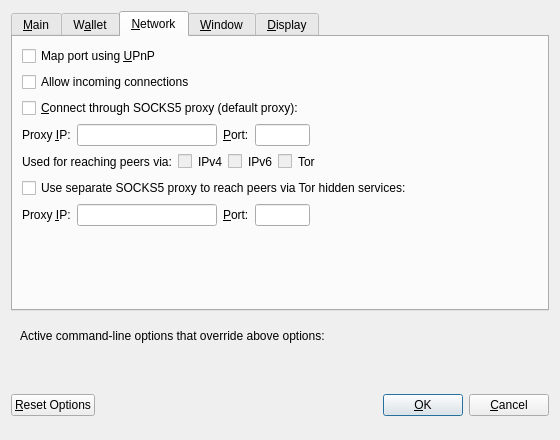
This is src/qt/forms/optionsdialog.ui in TrezarCoin/TrezarCoin as Qt 5 draws it before an edit. The edited form follows.
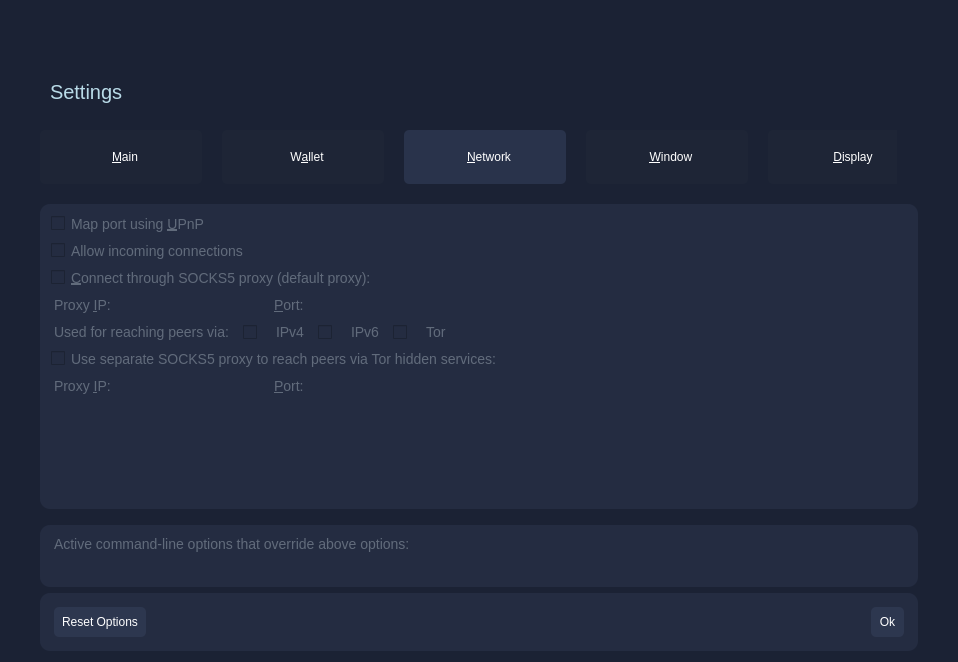
This is the edited form. The open tabs and pages were chosen to show the change. Custom widgets are drawn as their Qt base class.

The edit to the form file:
```diff
--- a/src/qt/forms/optionsdialog.ui
+++ b/src/qt/forms/optionsdialog.ui
@@ -6,19 +6,106 @@
    <rect>
     <x>0</x>
     <y>0</y>
-    <width>560</width>
-    <height>440</height>
+    <width>958</width>
+    <height>662</height>
    </rect>
   </property>
   <property name="windowTitle">
    <string>Options</string>
   </property>
+  <property name="styleSheet">
+   <string notr="true">background:#1b2234;
+padding:10px;
+border-top-right-radius: 0px;
+border-bottom-right-radius: 0px;
+border-bottom-left-radius:0px;
+border-top-left-radius:0px;</string>
+  </property>
   <property name="modal">
    <bool>true</bool>
   </property>
   <layout class="QVBoxLayout" name="verticalLayout">
+   <property name="leftMargin">
+    <number>30</number>
+   </property>
+   <property name="topMargin">
+    <number>70</number>
+   </property>
+   <property name="rightMargin">
+    <number>30</number>
+   </property>
+   <item>
+    <layout class="QVBoxLayout" name="verticalLayout_3" stretch="0">
+     <property name="spacing">
+      <number>6</number>
+     </property>
+     <item>
+      <layout class="QHBoxLayout" name="horizontalLayout">
+       <item>
+        <spacer name="horizontalSpacer">
+         <property name="orientation">
+          <enum>Qt::Horizontal</enum>
+         </property>
+         <property name="sizeType">
+          <enum>QSizePolicy::Fixed</enum>
+         </property>
+         <property name="sizeHint" stdset="0">
+          <size>
+           <width>5</width>
+           <height>20</height>
+          </size>
+         </property>
+        </spacer>
+       </item>
+       <item>
+        <widget class="QLabel" name="label">
+         <property name="styleSheet">
+          <string notr="true">color:#b9dbe8;
+background-color:#1b2234;
+font-size: 20px;
+
+</string>
+         </property>
+         <property name="text">
+          <string>Settings</string>
+         </property>
+        </widget>
+       </item>
+      </layout>
+     </item>
+    </layout>
+   </item>
    <item>
     <widget class="QTabWidget" name="tabWidget">
+     <property name="minimumSize">
+      <size>
+       <width>0</width>
+       <height>0</height>
+      </size>
+     </property>
+     <property name="styleSheet">
+      <string notr="true">QTabBar::tab::selected {
+    background: #29334b;
+    color: #fff;
+    min-width: 150px;
+	height:50px;
+	shaddow:5px;
+
+}
+QTabBar::tab {
+	background: #1e2536;
+    color: #fff;
+    min-width: 150px;
+	height:50px;
+	padding:2px;
+	border-radius:5px;
+	padding-left:10px;
+	margin:10px;
+}
+QTabWidget::pane {
+position: absolute;
+}</string>
+     </property>
      <property name="currentIndex">
       <number>0</number>
      </property>
@@ -182,6 +269,11 @@
       </layout>
      </widget>
      <widget class="QWidget" name="tabNetwork">
+      <property name="styleSheet">
+       <string notr="true">background:#242c41;
+padding:2px;
+border-radius:10px;</string>
+      </property>
       <attribute name="title">
        <string>&amp;Network</string>
       </attribute>
@@ -191,6 +283,10 @@
          <property name="toolTip">
           <string>Automatically open the Trezarcoin client port on the router. This only works when your router supports UPnP and it is enabled.</string>
          </property>
+         <property name="styleSheet">
+          <string notr="true">color:#616b7b;
+font-size:14px;</string>
+         </property>
          <property name="text">
           <string>Map port using &amp;UPnP</string>
          </property>
@@ -201,6 +297,10 @@
          <property name="toolTip">
           <string>Accept connections from outside</string>
          </property>
+         <property name="styleSheet">
+          <string notr="true">color:#616b7b;
+font-size:14px;</string>
+         </property>
          <property name="text">
           <string>Allow incoming connections</string>
          </property>
@@ -211,6 +311,10 @@
          <property name="toolTip">
           <string>Connect to the Trezarcoin network through a SOCKS5 proxy.</string>
          </property>
+         <property name="styleSheet">
+          <string notr="true">color:#616b7b;
+font-size:14px;</string>
+         </property>
          <property name="text">
           <string>&amp;Connect through SOCKS5 proxy (default proxy):</string>
          </property>
@@ -220,6 +324,10 @@
         <layout class="QHBoxLayout" name="horizontalLayout_1_Network">
          <item>
           <widget class="QLabel" name="proxyIpLabel">
+           <property name="styleSheet">
+            <string notr="true">color:#616b7b;
+font-size:14px;</string>
+           </property>
            <property name="text">
             <string>Proxy &amp;IP:</string>
            </property>
@@ -248,10 +356,18 @@
            <property name="toolTip">
             <string>IP address of the proxy (e.g. IPv4: 127.0.0.1 / IPv6: ::1)</string>
            </property>
+           <property name="styleSheet">
+            <string notr="true">color:#616b7b;
+font-size:14px;</string>
+           </property>
           </widget>
          </item>
          <item>
           <widget class="QLabel" name="proxyPortLabel">
+           <property name="styleSheet">
+            <string notr="true">color:#616b7b;
+font-size:14px;</string>
+           </property>
            <property name="text">
             <string>&amp;Port:</string>
            </property>
@@ -280,6 +396,10 @@
            <property name="toolTip">
             <string>Port of the proxy (e.g. 9050)</string>
            </property>
+           <property name="styleSheet">
+            <string notr="true">color:#616b7b;
+font-size:14px;</string>
+           </property>
           </widget>
          </item>
          <item>
@@ -301,6 +421,10 @@
         <layout class="QHBoxLayout" name="horizontalLayout_2_Network">
          <item>
           <widget class="QLabel" name="proxyActiveNets">
+           <property name="styleSheet">
+            <string notr="true">color:#616b7b;
+font-size:14px;</string>
+           </property>
            <property name="text">
             <string>Used for reaching peers via:</string>
            </property>
@@ -324,6 +448,10 @@
          </item>
          <item>
           <widget class="QLabel" name="proxyReachIPv4Label">
+           <property name="styleSheet">
+            <string notr="true">color:#616b7b;
+font-size:14px;</string>
+           </property>
            <property name="text">
             <string>IPv4</string>
            </property>
@@ -347,6 +475,10 @@
          </item>
          <item>
           <widget class="QLabel" name="proxyReachIPv6Label">
+           <property name="styleSheet">
+            <string notr="true">color:#616b7b;
+font-size:14px;</string>
+           </property>
            <property name="text">
             <string>IPv6</string>
            </property>
@@ -370,6 +502,10 @@
          </item>
          <item>
           <widget class="QLabel" name="proxyReachTorLabel">
+           <property name="styleSheet">
+            <string notr="true">color:#616b7b;
+font-size:14px;</string>
+           </property>
            <property name="text">
             <string>Tor</string>
            </property>
@@ -398,6 +534,10 @@
          <property name="toolTip">
           <string>Connect to the Trezarcoin network through a separate SOCKS5 proxy for Tor hidden services.</string>
          </property>
+         <property name="styleSheet">
+          <string notr="true">color:#616b7b;
+font-size:14px;</string>
+         </property>
          <property name="text">
           <string>Use separate SOCKS5 proxy to reach peers via Tor hidden services:</string>
          </property>
@@ -407,6 +547,10 @@
         <layout class="QHBoxLayout" name="horizontalLayout_3_Network">
          <item>
           <widget class="QLabel" name="proxyIpTorLabel">
+           <property name="styleSheet">
+            <string notr="true">color:#616b7b;
+font-size:14px;</string>
+           </property>
            <property name="text">
             <string>Proxy &amp;IP:</string>
            </property>
@@ -435,10 +579,18 @@
            <property name="toolTip">
             <string>IP address of the proxy (e.g. IPv4: 127.0.0.1 / IPv6: ::1)</string>
            </property>
+           <property name="styleSheet">
+            <string notr="true">color:#616b7b;
+font-size:14px;</string>
+           </property>
           </widget>
          </item>
          <item>
           <widget class="QLabel" name="proxyPortTorLabel">
+           <property name="styleSheet">
+            <string notr="true">color:#616b7b;
+font-size:14px;</string>
+           </property>
            <property name="text">
             <string>&amp;Port:</string>
            </property>
@@ -467,6 +619,10 @@
            <property name="toolTip">
             <string>Port of the proxy (e.g. 9050)</string>
            </property>
+           <property name="styleSheet">
+            <string notr="true">color:#616b7b;
+font-size:14px;</string>
+           </property>
           </widget>
          </item>
          <item>
@@ -644,22 +800,108 @@
     </widget>
    </item>
    <item>
-    <widget class="QFrame" name="frame">
-     <layout class="QVBoxLayout" name="verticalLayout_Bottom">
-      <item>
-       <layout class="QHBoxLayout" name="horizontalLayout_Bottom">
+    <layout class="QVBoxLayout" name="verticalLayout_5">
+     <property name="leftMargin">
+      <number>10</number>
+     </property>
+     <property name="rightMargin">
+      <number>10</number>
+     </property>
+     <item>
+      <layout class="QHBoxLayout" name="horizontalLayout_2">
+       <item>
+        <widget class="QWidget" name="verticalWidget_2" native="true">
+         <property name="styleSheet">
+          <string notr="true">background:#242c41;
+padding:2px;
+border-radius:10px;</string>
+         </property>
+         <layout class="QVBoxLayout" name="verticalLayout_6">
+          <item>
+           <widget class="QLabel" name="overriddenByCommandLineInfoLabel">
+            <property name="styleSheet">
+             <string notr="true">color:#616b7b;
+font-size:14px;</string>
+            </property>
+            <property name="text">
+             <string>Active command-line options that override above options:</string>
+            </property>
+           </widget>
+          </item>
+          <item>
+           <widget class="QLabel" name="overriddenByCommandLineLabel">
+            <property name="text">
+             <string/>
+            </property>
+           </widget>
+          </item>
+         </layout>
+        </widget>
+       </item>
+      </layout>
+     </item>
+    </layout>
+   </item>
+   <item>
+    <layout class="QVBoxLayout" name="verticalLayout_7">
+     <property name="leftMargin">
+      <number>10</number>
+     </property>
+     <property name="rightMargin">
+      <number>10</number>
+     </property>
+     <item>
+      <widget class="QWidget" name="horizontalWidget_2" native="true">
+       <property name="styleSheet">
+        <string notr="true">background:#242c41;
+padding:2px;
+border-radius:10px;
+</string>
+       </property>
+       <layout class="QHBoxLayout" name="horizontalLayout_3">
         <item>
-         <widget class="QLabel" name="overriddenByCommandLineInfoLabel">
+         <widget class="QPushButton" name="resetButton">
+          <property name="styleSheet">
+           <string notr="true">QPushButton::pressed{
+  background-color: #232c41;
+  box-shadow: 0px 0px 0px 1px rgba(0, 0, 0, 0.1) inset,
+  0px 1px 4px 0px rgba(0, 0, 0, 0.1) inset !important;
+}
+QPushButton{
+background:#2d374f;
+padding:8px;
+border-radius:5px;
+color:#fff;
+margin:5px
+}</string>
+          </property>
           <property name="text">
-           <string>Active command-line options that override above options:</string>
+           <string>Reset Options</string>
           </property>
-          <property name="textFormat">
-           <enum>Qt::PlainText</enum>
+         </widget>
+        </item>
+        <item>
+         <spacer name="horizontalSpacer_5">
+          <property name="orientation">
+           <enum>Qt::Horizontal</enum>
           </property>
+          <property name="sizeHint" stdset="0">
+           <size>
+            <width>40</width>
+            <height>20</height>
+           </size>
+          </property>
+         </spacer>
+        </item>
+        <item>
+         <widget class="QLabel" name="statusLabel">
+          <property name="text">
+           <string/>
+          </property>
          </widget>
         </item>
         <item>
-         <spacer name="horizontalSpacer_Bottom">
+         <spacer name="horizontalSpacer_6">
           <property name="orientation">
            <enum>Qt::Horizontal</enum>
           </property>
@@ -671,111 +913,29 @@
           </property>
          </spacer>
         </item>
+        <item>
+         <widget class="QPushButton" name="okButton">
+          <property name="styleSheet">
+           <string notr="true">QPushButton::pressed{
+  background-color: #232c41;
+  box-shadow: 0px 0px 0px 1px rgba(0, 0, 0, 0.1) inset,
+  0px 1px 4px 0px rgba(0, 0, 0, 0.1) inset !important;
+}
+QPushButton{
+background:#2d374f;
+padding:8px;
+border-radius:5px;
+color:#fff;
+margin:5px
+}
+</string>
+          </property>
+          <property name="text">
+           <string>Ok</string>
+          </property>
+         </widget>
+        </item>
        </layout>
-      </item>
-      <item>
-       <widget class="QLabel" name="overriddenByCommandLineLabel">
-        <property name="text">
-         <string/>
-        </property>
-        <property name="textFormat">
-         <enum>Qt::PlainText</enum>
-        </property>
-        <property name="wordWrap">
-         <bool>true</bool>
-        </property>
-       </widget>
-      </item>
-     </layout>
-    </widget>
-   </item>
-   <item>
-    <layout class="QHBoxLayout" name="horizontalLayout_Buttons">
-     <item>
-      <widget class="QPushButton" name="resetButton">
-       <property name="toolTip">
-        <string>Reset all client options to default.</string>
-       </property>
-       <property name="text">
-        <string>&amp;Reset Options</string>
-       </property>
-       <property name="autoDefault">
-        <bool>false</bool>
-       </property>
-      </widget>
-     </item>
-     <item>
-      <spacer name="horizontalSpacer_1">
-       <property name="orientation">
-        <enum>Qt::Horizontal</enum>
-       </property>
-       <property name="sizeHint" stdset="0">
-        <size>
-         <width>40</width>
-         <height>48</height>
-        </size>
-       </property>
-      </spacer>
-     </item>
-     <item>
-      <widget class="QLabel" name="statusLabel">
-       <property name="minimumSize">
-        <size>
-         <width>200</width>
-         <height>0</height>
-        </size>
-       </property>
-       <property name="font">
-        <font>
-         <weight>75</weight>
-         <bold>true</bold>
-        </font>
-       </property>
-       <property name="text">
-        <string/>
-       </property>
-       <property name="textFormat">
-        <enum>Qt::PlainText</enum>
-       </property>
-       <property name="wordWrap">
-        <bool>true</bool>
-       </property>
-      </widget>
-     </item>
-     <item>
-      <spacer name="horizontalSpacer_2">
-       <property name="orientation">
-        <enum>Qt::Horizontal</enum>
-       </property>
-       <property name="sizeHint" stdset="0">
-        <size>
-         <width>40</width>
-         <height>48</height>
-        </size>
-       </property>
-      </spacer>
-     </item>
-     <item>
-      <widget class="QPushButton" name="okButton">
-       <property name="text">
-        <string>&amp;OK</string>
-       </property>
-       <property name="autoDefault">
-        <bool>false</bool>
-       </property>
-       <property name="default">
-        <bool>true</bool>
-       </property>
-      </widget>
-     </item>
-     <item>
-      <widget class="QPushButton" name="cancelButton">
-       <property name="text">
-        <string>&amp;Cancel</string>
-       </property>
-       <property name="autoDefault">
-        <bool>false</bool>
-       </property>
       </widget>
      </item>
     </layout>
```
Left out of the diff: 103 changed lines with no effect on the pictures.
